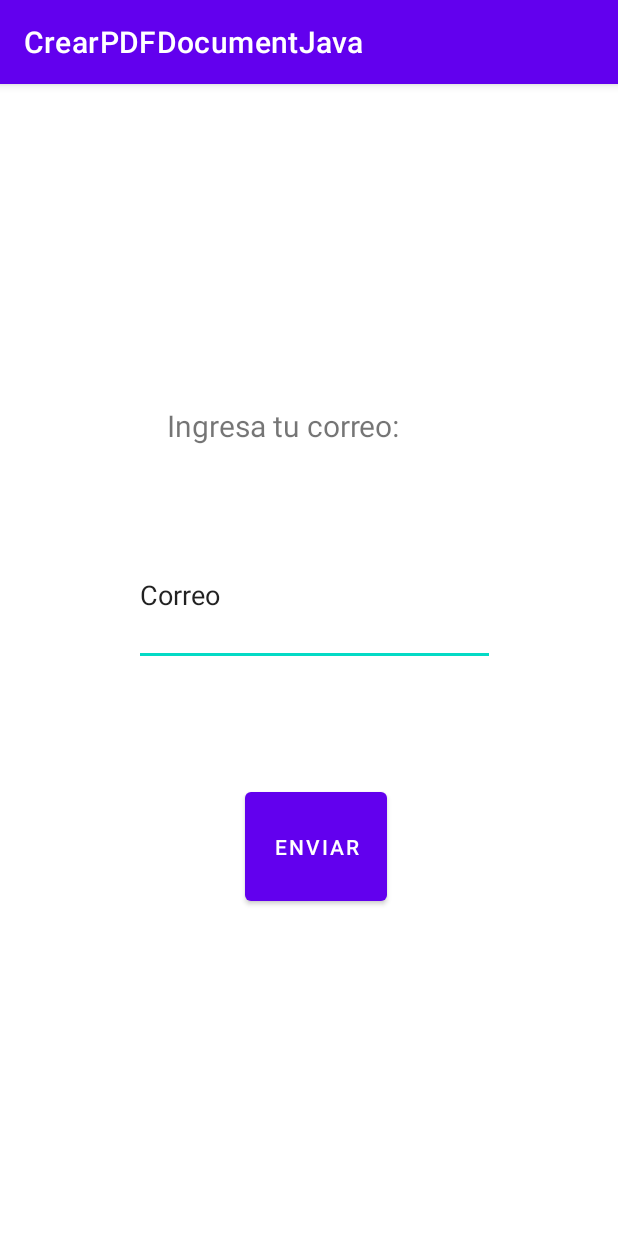
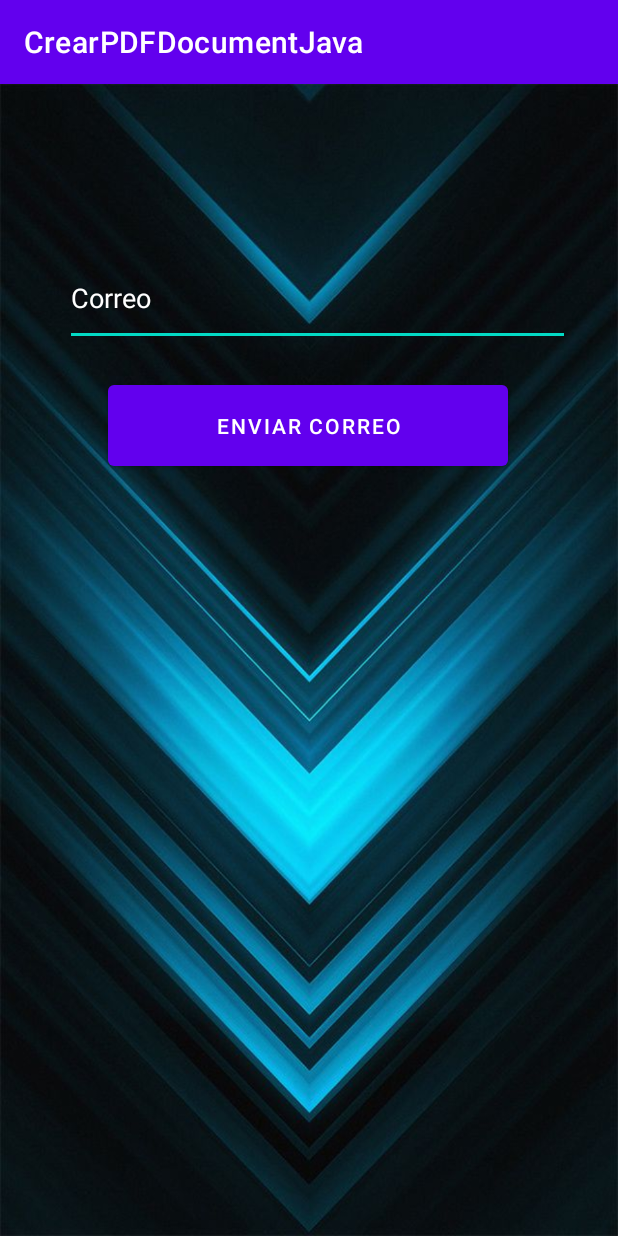
Before and after one commit to Ccortinez02/Crear-PDF-usando-PDFDocument-Java-Android-Studio, an Android app: the ForgotPasswordActivity screen opened directly, with no data from a screen before it, on a phone screen of 412 x 824 dp. Run offline under Robolectric (Android 15) with nearby library versions, the phone set to English and light mode, and no system bars.

Commit message:
lo dejo totalmente funcional, y bonito

```diff
--- a/app/src/main/res/layout/forgot_password.xml
+++ b/app/src/main/res/layout/forgot_password.xml
@@ -1,50 +1,38 @@
 <?xml version="1.0" encoding="utf-8"?>
 <RelativeLayout xmlns:android="http://schemas.android.com/apk/res/android"
     android:layout_width="match_parent"
-    android:layout_height="match_parent">
+    android:layout_height="match_parent"
+    android:background="@drawable/background"
+    >
 
     <EditText
-        android:id="@+id/editTextTextEmailAddress"
+        android:id="@+id/mail"
         android:layout_width="wrap_content"
-        android:layout_height="57dp"
+        android:layout_height="63dp"
         android:layout_alignParentStart="true"
         android:layout_alignParentTop="true"
         android:layout_alignParentEnd="true"
-        android:layout_alignParentBottom="true"
-        android:layout_marginStart="89dp"
-        android:layout_marginTop="293dp"
-        android:layout_marginEnd="82dp"
-        android:layout_marginBottom="380dp"
-        android:ems="10"
-        android:inputType="textEmailAddress"
-        android:text="Correo" />
-
-    <TextView
-        android:id="@+id/textView"
-        android:layout_width="194dp"
-        android:layout_height="wrap_content"
-        android:layout_alignParentStart="true"
-        android:layout_alignParentTop="true"
-        android:layout_alignParentEnd="true"
-        android:layout_alignParentBottom="true"
-        android:layout_marginStart="111dp"
-        android:layout_marginTop="214dp"
-        android:layout_marginEnd="105dp"
-        android:layout_marginBottom="482dp"
-        android:text="Ingresa tu correo:"
-        android:textSize="20sp" />
+        android:textColor="@color/white"
+        android:textColorHint="@color/white"
+        android:layout_marginStart="43dp"
+        android:layout_marginTop="111dp"
+        android:layout_marginEnd="32dp"
+        android:hint="Correo" />
 
     <Button
-        android:id="@+id/button"
+        android:id="@+id/btnSend"
         android:layout_width="wrap_content"
-        android:layout_height="wrap_content"
+        android:layout_height="66dp"
+        android:layout_below="@id/mail"
         android:layout_alignParentStart="true"
-        android:layout_alignParentTop="true"
         android:layout_alignParentEnd="true"
-        android:layout_alignParentBottom="true"
-        android:layout_marginStart="163dp"
-        android:layout_marginTop="466dp"
-        android:layout_marginEnd="154dp"
-        android:layout_marginBottom="217dp"
-        android:text="Enviar" />
+        android:layout_marginStart="72dp"
+        android:layout_marginLeft="20dp"
+        android:layout_marginTop="20dp"
+        android:layout_marginEnd="73dp"
+        android:layout_marginRight="20dp"
+        android:layout_marginBottom="20dp"
+        android:text="Enviar Correo"
+        />
+
 </RelativeLayout>
```
Also changed, not shown: app/src/main/res/layout/activity_main.xml (+7 -3 lines), app/src/main/res/layout/login.xml (+15 -18 lines), app/src/main/res/layout/register.xml (+10 -6 lines), app/src/main/res/drawable/background.jpg (added).
